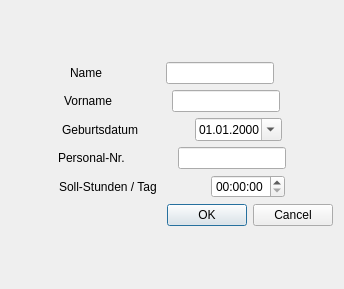
Old version of the form cpersonaledit.ui in the repository joergpauly/megaroster.
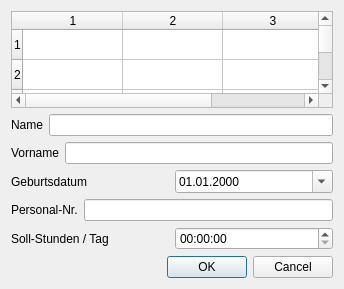
New version of the form.

What changed in the file:
```diff
--- a/cpersonaledit.ui
+++ b/cpersonaledit.ui
@@ -14,6 +14,32 @@
    <string>Personaldaten bearbeiten</string>
   </property>
   <layout class="QVBoxLayout" name="verticalLayout">
+   <item>
+    <widget class="QTableWidget" name="tblPersonal">
+     <property name="frameShadow">
+      <enum>QFrame::Sunken</enum>
+     </property>
+     <property name="lineWidth">
+      <number>5</number>
+     </property>
+     <property name="rowCount">
+      <number>7</number>
+     </property>
+     <property name="columnCount">
+      <number>3</number>
+     </property>
+     <row/>
+     <row/>
+     <row/>
+     <row/>
+     <row/>
+     <row/>
+     <row/>
+     <column/>
+     <column/>
+     <column/>
+    </widget>
+   </item>
    <item>
     <layout class="QVBoxLayout" name="verticalLayout_2">
      <property name="sizeConstraint">
@@ -21,19 +47,6 @@
      </property>
      <item>
       <layout class="QHBoxLayout" name="horizontalLayout">
-       <item>
-        <spacer name="horizontalSpacer_2">
-         <property name="orientation">
-          <enum>Qt::Horizontal</enum>
-         </property>
-         <property name="sizeHint" stdset="0">
-          <size>
-           <width>40</width>
-           <height>20</height>
-          </size>
-         </property>
-        </spacer>
-       </item>
        <item>
         <widget class="QLabel" name="label">
          <property name="text">
@@ -41,52 +54,13 @@
          </property>
         </widget>
        </item>
-       <item>
-        <spacer name="horizontalSpacer">
-         <property name="orientation">
-          <enum>Qt::Horizontal</enum>
-         </property>
-         <property name="sizeHint" stdset="0">
-          <size>
-           <width>40</width>
-           <height>20</height>
-          </size>
-         </property>
-        </spacer>
-       </item>
        <item>
         <widget class="QLineEdit" name="txtName"/>
        </item>
-       <item>
-        <spacer name="horizontalSpacer_3">
-         <property name="orientation">
-          <enum>Qt::Horizontal</enum>
-         </property>
-         <property name="sizeHint" stdset="0">
-          <size>
-           <width>40</width>
-           <height>20</height>
-          </size>
-         </property>
-        </spacer>
-       </item>
       </layout>
      </item>
      <item>
       <layout class="QHBoxLayout" name="horizontalLayout_2">
-       <item>
-        <spacer name="horizontalSpacer_4">
-         <property name="orientation">
-          <enum>Qt::Horizontal</enum>
-         </property>
-         <property name="sizeHint" stdset="0">
-          <size>
-           <width>40</width>
-           <height>20</height>
-          </size>
-         </property>
-        </spacer>
-       </item>
        <item>
         <widget class="QLabel" name="label_2">
          <property name="text">
@@ -94,52 +68,13 @@
          </property>
         </widget>
        </item>
-       <item>
-        <spacer name="horizontalSpacer_5">
-         <property name="orientation">
-          <enum>Qt::Horizontal</enum>
-         </property>
-         <property name="sizeHint" stdset="0">
-          <size>
-           <width>40</width>
-           <height>20</height>
-          </size>
-         </property>
-        </spacer>
-       </item>
        <item>
         <widget class="QLineEdit" name="txtVName"/>
        </item>
-       <item>
-        <spacer name="horizontalSpacer_6">
-         <property name="orientation">
-          <enum>Qt::Horizontal</enum>
-         </property>
-         <property name="sizeHint" stdset="0">
-          <size>
-           <width>40</width>
-           <height>20</height>
-          </size>
-         </property>
-        </spacer>
-       </item>
       </layout>
      </item>
      <item>
       <layout class="QHBoxLayout" name="horizontalLayout_3">
-       <item>
-        <spacer name="horizontalSpacer_7">
-         <property name="orientation">
-          <enum>Qt::Horizontal</enum>
-         </property>
-         <property name="sizeHint" stdset="0">
-          <size>
-           <width>40</width>
-           <height>20</height>
-          </size>
-         </property>
-        </spacer>
-       </item>
        <item>
         <widget class="QLabel" name="label_3">
          <property name="text">
@@ -147,19 +82,6 @@
          </property>
         </widget>
        </item>
-       <item>
-        <spacer name="horizontalSpacer_8">
-         <property name="orientation">
-          <enum>Qt::Horizontal</enum>
-         </property>
-         <property name="sizeHint" stdset="0">
-          <size>
-           <width>40</width>
-           <height>20</height>
-          </size>
-         </property>
-        </spacer>
-       </item>
        <item>
         <widget class="QDateEdit" name="datGebDat">
          <property name="buttonSymbols">
@@ -173,36 +95,10 @@
          </property>
         </widget>
        </item>
-       <item>
-        <spacer name="horizontalSpacer_9">
-         <property name="orientation">
-          <enum>Qt::Horizontal</enum>
-         </property>
-         <property name="sizeHint" stdset="0">
-          <size>
-           <width>40</width>
-           <height>20</height>
-          </size>
-         </property>
-        </spacer>
-       </item>
       </layout>
      </item>
      <item>
       <layout class="QHBoxLayout" name="horizontalLayout_4">
-       <item>
-        <spacer name="horizontalSpacer_10">
-         <property name="orientation">
-          <enum>Qt::Horizontal</enum>
-         </property>
-         <property name="sizeHint" stdset="0">
-          <size>
-           <width>40</width>
-           <height>20</height>
-          </size>
-         </property>
-        </spacer>
-       </item>
        <item>
         <widget class="QLabel" name="label_4">
          <property name="text">
@@ -210,52 +106,13 @@
          </property>
         </widget>
        </item>
-       <item>
-        <spacer name="horizontalSpacer_11">
-         <property name="orientation">
-          <enum>Qt::Horizontal</enum>
-         </property>
-         <property name="sizeHint" stdset="0">
-          <size>
-           <width>40</width>
-           <height>20</height>
-          </size>
-         </property>
-        </spacer>
-       </item>
        <item>
         <widget class="QLineEdit" name="txtPersNo"/>
        </item>
-       <item>
-        <spacer name="horizontalSpacer_12">
-         <property name="orientation">
-          <enum>Qt::Horizontal</enum>
-         </property>
-         <property name="sizeHint" stdset="0">
-          <size>
-           <width>40</width>
-           <height>20</height>
-          </size>
-         </property>
-        </spacer>
-       </item>
       </layout>
      </item>
      <item>
       <layout class="QHBoxLayout" name="horizontalLayout_5">
-       <item>
-        <spacer name="horizontalSpacer_13">
-         <property name="orientation">
-          <enum>Qt::Horizontal</enum>
-         </property>
-         <property name="sizeHint" stdset="0">
-          <size>
-           <width>40</width>
-           <height>20</height>
-          </size>
-         </property>
-        </spacer>
-       </item>
        <item>
         <widget class="QLabel" name="label_5">
          <property name="text">
@@ -263,35 +120,9 @@
          </property>
         </widget>
        </item>
-       <item>
-        <spacer name="horizontalSpacer_14">
-         <property name="orientation">
-          <enum>Qt::Horizontal</enum>
-         </property>
-         <property name="sizeHint" stdset="0">
-          <size>
-           <width>40</width>
-           <height>20</height>
-          </size>
-         </property>
-        </spacer>
-       </item>
        <item>
         <widget class="QTimeEdit" name="timSollTag"/>
        </item>
-       <item>
-        <spacer name="horizontalSpacer_15">
-         <property name="orientation">
-          <enum>Qt::Horizontal</enum>
-         </property>
-         <property name="sizeHint" stdset="0">
-          <size>
-           <width>40</width>
-           <height>20</height>
-          </size>
-         </property>
-        </spacer>
-       </item>
       </layout>
      </item>
      <item>
```
